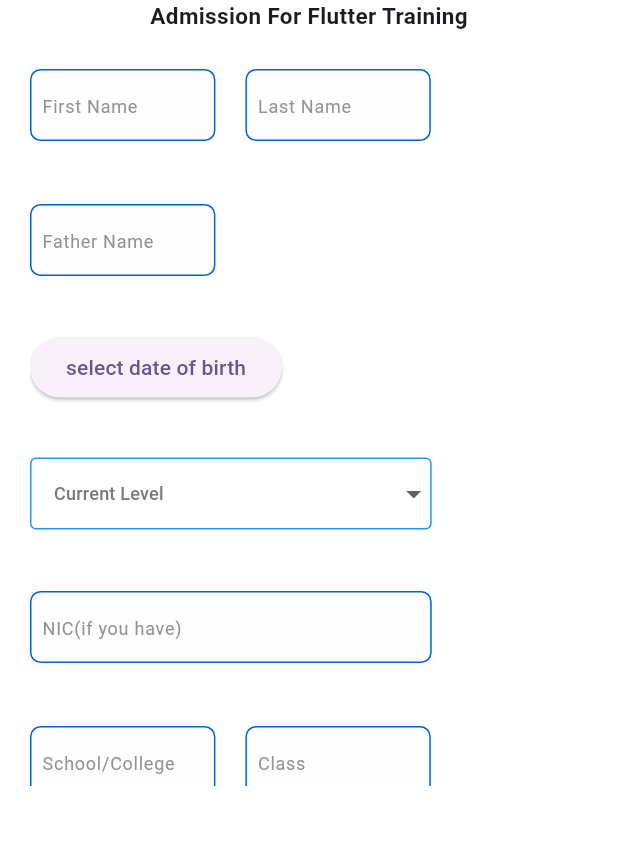
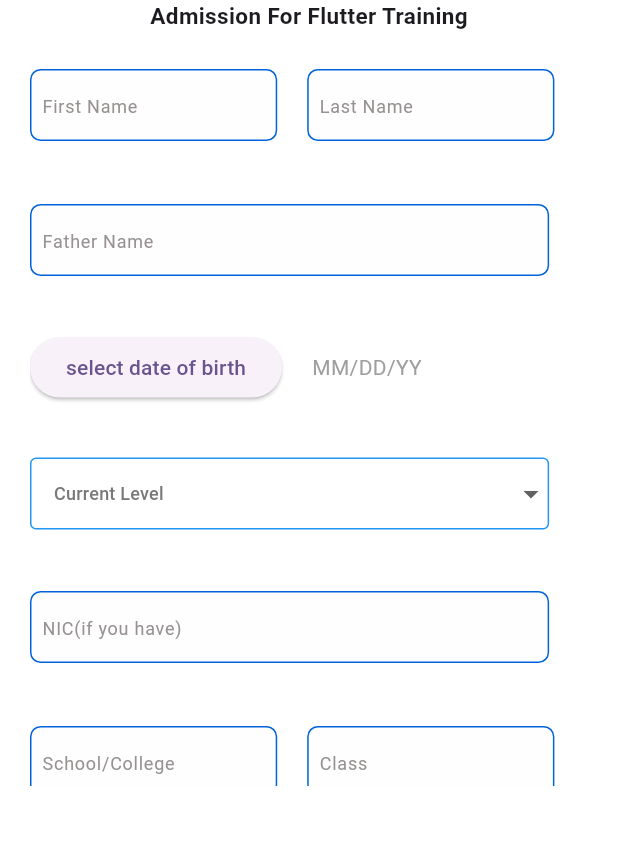
Before and after one commit to ayanedupk12/chaku, a Flutter app: the screen it shows after launch, on a phone screen of 412 x 824 dp, the part 375-1220 px from its top. Run offline on Flutter 3.47's test engine with Material 2 defaults, Android fonts, the phone set to English and light mode, and no system bars; our stand-ins replace cloud_firestore, file_picker, firebase_core, firebase_storage, get; accounts and stored records are empty; statements that could not run were skipped.

Commit message:
first comit

```diff
--- a/lib/FormScreen.dart
+++ b/lib/FormScreen.dart
@@ -3,6 +3,7 @@
 import 'dart:developer';
 
 import 'package:flutter/material.dart';
+import 'package:flutter/services.dart';
 import 'package:form/email_password_validator.dart';
 import 'package:form/widgets/checkbox.dart';
 import 'package:form/widgets/controller.dart';
@@ -18,7 +19,16 @@ class FormScreen extends StatelessWidget {
 
   @override
   Widget build(BuildContext context) {
-    return Scaffold(
+    return WillPopScope(
+      onWillPop: () async {
+        // Handle back button press
+        // Disable browser navigation
+        SystemChannels.navigation.invokeMethod<void>('popRoute');
+
+        // Return false to prevent popping the route
+        return false;
+      },
+      child: Scaffold(
         backgroundColor: Colors.white,
         body: Padding(
           padding: const EdgeInsets.symmetric(horizontal: 20.0,vertical: 50),
@@ -42,11 +52,11 @@ class FormScreen extends StatelessWidget {
                         MyTextField(
                           validator: validator.emailValidator,
                           controller: controller.firstName,
-                        sWidth:context.width*0.3,
+                          sWidth:context.width*0.4,
                           hintTextt: 'First Name',),
                         SizedBox(width: 20,),
                         MyTextField(
-                        sWidth:context.width*0.3,
+                          sWidth:context.width*0.4,
                           controller: controller.lastName,
                           hintTextt: 'Last Name',),
                         // SizedBox(width: 20,),
@@ -56,7 +66,7 @@ class FormScreen extends StatelessWidget {
                       alignment: Alignment.topLeft,
                       child: MyTextField(
                         controller: controller.fatherName,
-                      sWidth:context.width*0.3,
+                        sWidth:context.width*0.84,
                         hintTextt: 'Father Name',),
                     ),
                     Row(
@@ -69,7 +79,15 @@ class FormScreen extends StatelessWidget {
                           ),
                         ),
                         SizedBox(width: 20,),
-                      Center(child: Text(controller.selectedDate!=null?controller.selectedDate.toString().split(' ')[0]:'',style: TextStyle(fontWeight: FontWeight.bold),))
+                        Center(child: Text('MM/DD/YY',style: TextStyle(color: Colors.grey),)),
+                        SizedBox(width: 20,),
+                        Center(child: Text(
+                          controller.selectedDate!=null
+                              ?controller.selectedDate.toString().split(' ')[0].split('-')[1]+'/'+
+                              controller.selectedDate.toString().split(' ')[0].split('-')[2]+'/'+
+                              controller.selectedDate.toString().split(' ')[0].split('-')[0]
+                              :'',
+                          style: TextStyle(fontWeight: FontWeight.bold),))
                       ],
                     ),
                     SizedBox(height: 30,),
@@ -84,7 +102,7 @@ class FormScreen extends StatelessWidget {
                         "University",
                       ],
                       height: 60,
-                    width: context.width*0.65,
+                      width: context.width*0.84,
                     ),
                     SizedBox(height: 30,),
 
@@ -92,7 +110,7 @@ class FormScreen extends StatelessWidget {
                       alignment: Alignment.centerLeft,
                       child: MyTextField(
                         controller: controller.nIC,
-                      sWidth:context.width*0.65,
+                        sWidth:context.width*0.84,
                         hintTextt: 'NIC(if you have)',),
                     ),
                     SizedBox(width: 20,),
@@ -101,14 +119,14 @@ class FormScreen extends StatelessWidget {
                       children: [
                         MyTextField(
                           controller: controller.schoolOrCollege,
-                        sWidth:context.width*0.3,
+                          sWidth:context.width*0.4,
                           hintTextt: 'School/College',),
                         SizedBox(width: 20,),
                         Align(
                           alignment: Alignment.centerLeft,
                           child: MyTextField(
                             controller: controller.className,
-                          sWidth:context.width*0.3,
+                            sWidth:context.width*0.4,
                             hintTextt: 'Class',),
                         ),
                       ],
@@ -118,12 +136,12 @@ class FormScreen extends StatelessWidget {
                       children: [
                         MyTextField(
                           controller: controller.rollNumber,
-                        sWidth:context.width*0.3,
+                          sWidth:context.width*0.4,
                           hintTextt: 'Roll Number',),
                         SizedBox(width: 20,),
                         MyTextField(
                           controller: controller.phoneNumber,
-                        sWidth:context.width*0.3,
+                          sWidth:context.width*0.4,
                           hintTextt: 'Phone Number',),
                       ],
                     ),
@@ -131,12 +149,12 @@ class FormScreen extends StatelessWidget {
                       children: [
                         MyTextField(
                           controller: controller.city,
-                        sWidth:context.width*0.3,
+                          sWidth:context.width*0.4,
                           hintTextt: 'City',),
                         SizedBox(width: 20,),
                         MyTextField(
                           controller: controller.homeAddress,
-                        sWidth:context.width*0.3,
+                          sWidth:context.width*0.4,
                           hintTextt: 'Home Address',),
                       ],
                     ),
@@ -193,6 +211,7 @@ class FormScreen extends StatelessWidget {
             }
           ),
         ),
+      ),
     );
   }
 }
--- a/lib/widgets/controller.dart
+++ b/lib/widgets/controller.dart
@@ -36,7 +36,7 @@ class FormController extends GetxController{
   Future<void> selectDate(BuildContext context) async {
     final DateTime? picked = await showDatePicker(
         context: context,
-        initialDate: selectedDate!=null?selectedDate!:DateTime.now(),
+        initialDate: selectedDate!=null?selectedDate!:DateTime(2000),
         firstDate: DateTime(1960),
         lastDate: DateTime.now());
     if (picked != null && picked != selectedDate) {
@@ -185,8 +185,4 @@ class FormController extends GetxController{
       ),
     );
   }
-
-
-
-
 }
```
Lines whose indentation alone changed are shown as unchanged.
